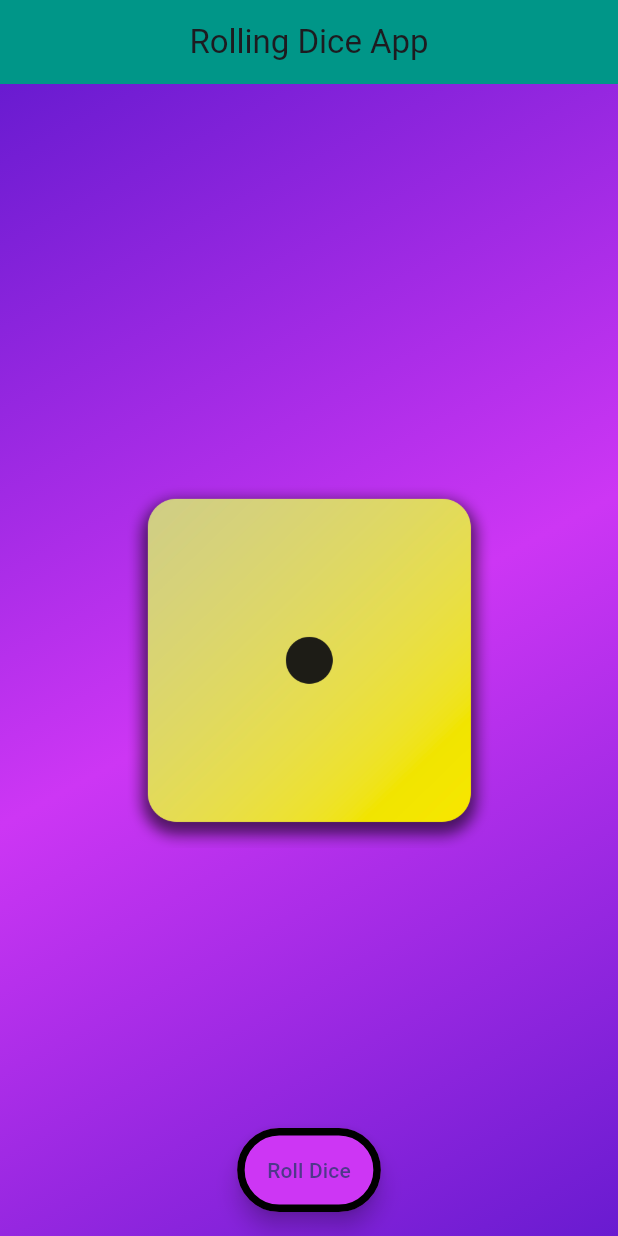
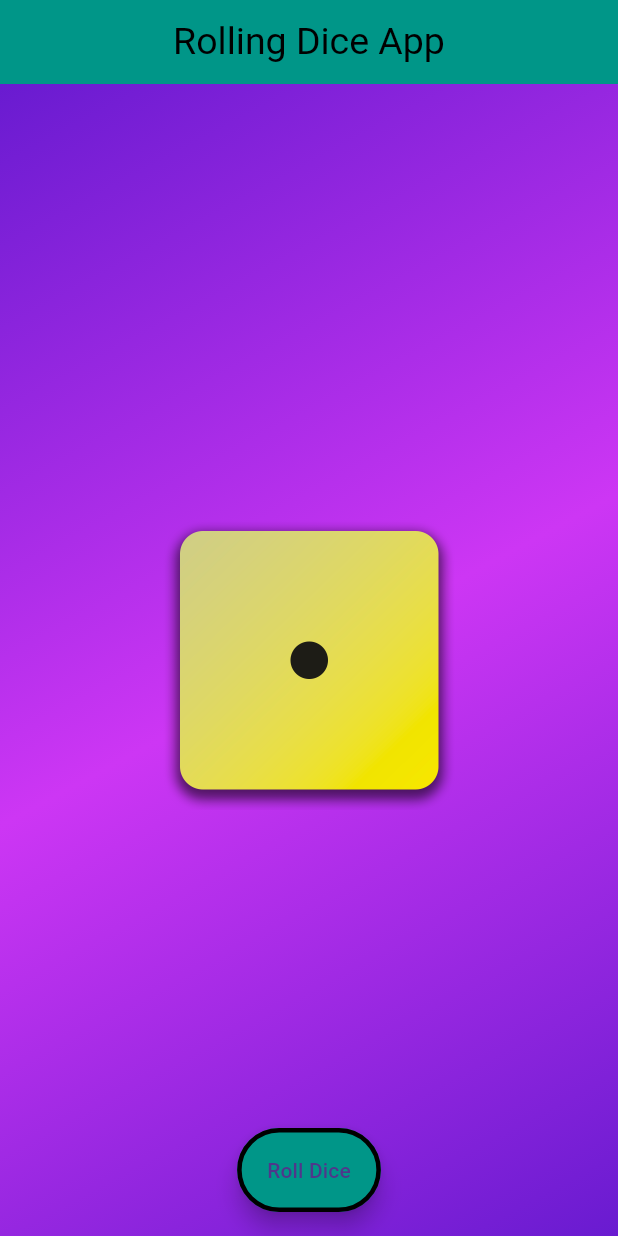
Before and after one commit to MohammedImmortal/Roll-Dice-App, a Flutter app: the screen it shows after launch, on a phone screen of 412 x 824 dp. Run offline on Flutter 3.47's test engine with Material 3 defaults, Android fonts, the phone set to English and light mode, and no system bars.

Commit message:
Roll Dice Commit

```diff
--- a/lib/main.dart
+++ b/lib/main.dart
@@ -10,8 +10,16 @@ class MyApp extends StatelessWidget {
 
   @override
   Widget build(BuildContext context) {
-    return const MaterialApp(
+    return MaterialApp(
       debugShowCheckedModeBanner: false,
+      theme: ThemeData(
+        useMaterial3: true,
+        appBarTheme: const AppBarTheme(
+          backgroundColor: Colors.teal,
+          foregroundColor: Colors.black,
+          centerTitle: true,
+        ),
+      ),
       home: DiceRoller(),
     );
   }
--- a/lib/rolldice.dart
+++ b/lib/rolldice.dart
@@ -20,9 +20,12 @@ class _DiceRollerState extends State<DiceRoller> {
   Widget build(BuildContext context) {
     return Scaffold(
       appBar: AppBar(
-        backgroundColor: Colors.teal,
-        title: const Text('Rolling Dice App'),
-        centerTitle: true,
+        title: const Text(
+          'Rolling Dice App',
+          style: TextStyle(
+            fontSize: 25,
+          ),
+        ),
       ),
       body: Container(
         alignment: Alignment.center,
@@ -38,21 +41,21 @@ class _DiceRollerState extends State<DiceRoller> {
         ),
         child: Image.asset(
           'images/dice-$activeDice.png',
-          width: 250,
+          width: 200,
         ),
       ),
       floatingActionButton: FloatingActionButton.extended(
         label: const Text('Roll Dice'),
         onPressed: () => rollDice(),
-        backgroundColor: const Color.fromARGB(255, 205, 54, 244),
+        backgroundColor: Colors.teal,
         shape: const RoundedRectangleBorder(
           borderRadius: BorderRadius.all(Radius.circular(30)),
           side: BorderSide(
             color: Colors.black,
-            width: 5,
+            width: 3,
           ),
         ),
-        splashColor: Colors.teal,
+        splashColor: Color.fromARGB(255, 205, 54, 244),
       ),
       floatingActionButtonLocation: FloatingActionButtonLocation.centerFloat,
     );
```
